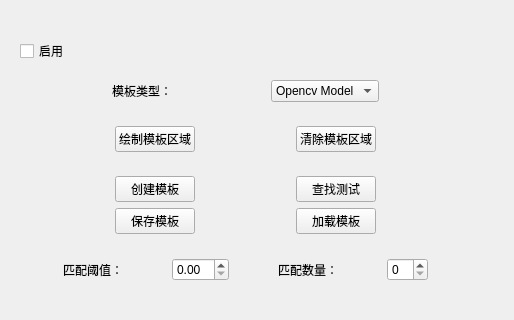
Old version of the form ui/tabs/template_tab.ui in the repository xiaoyuan1021/MyTool.
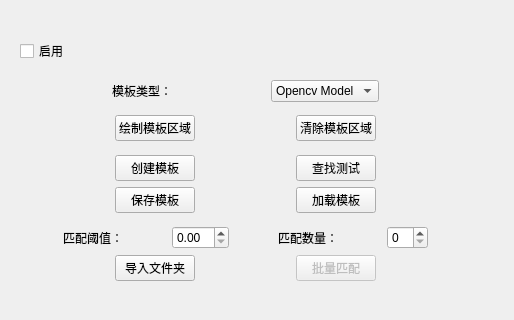
New version of the form.

```diff
--- a/ui/tabs/template_tab.ui
+++ b/ui/tabs/template_tab.ui
@@ -413,7 +413,64 @@
      </layout>
     </item>
     <item>
-     <layout class="QHBoxLayout" name="horizontalLayout_7"/>
+     <layout class="QHBoxLayout" name="horizontalLayout_7">
+      <item>
+       <spacer name="horizontalSpacer_batch_left">
+        <property name="orientation">
+         <enum>Qt::Orientation::Horizontal</enum>
+        </property>
+        <property name="sizeHint" stdset="0">
+         <size>
+          <width>40</width>
+          <height>20</height>
+         </size>
+        </property>
+       </spacer>
+      </item>
+      <item>
+       <widget class="QPushButton" name="btn_importFolder">
+        <property name="text">
+         <string>导入文件夹</string>
+        </property>
+       </widget>
+      </item>
+      <item>
+       <spacer name="horizontalSpacer_batch_mid">
+        <property name="orientation">
+         <enum>Qt::Orientation::Horizontal</enum>
+        </property>
+        <property name="sizeHint" stdset="0">
+         <size>
+          <width>40</width>
+          <height>20</height>
+         </size>
+        </property>
+       </spacer>
+      </item>
+      <item>
+       <widget class="QPushButton" name="btn_batchMatch">
+        <property name="text">
+         <string>批量匹配</string>
+        </property>
+        <property name="enabled">
+         <bool>false</bool>
+        </property>
+       </widget>
+      </item>
+      <item>
+       <spacer name="horizontalSpacer_batch_right">
+        <property name="orientation">
+         <enum>Qt::Orientation::Horizontal</enum>
+        </property>
+        <property name="sizeHint" stdset="0">
+         <size>
+          <width>40</width>
+          <height>20</height>
+         </size>
+        </property>
+       </spacer>
+      </item>
+     </layout>
     </item>
    </layout>
   </widget>
```
